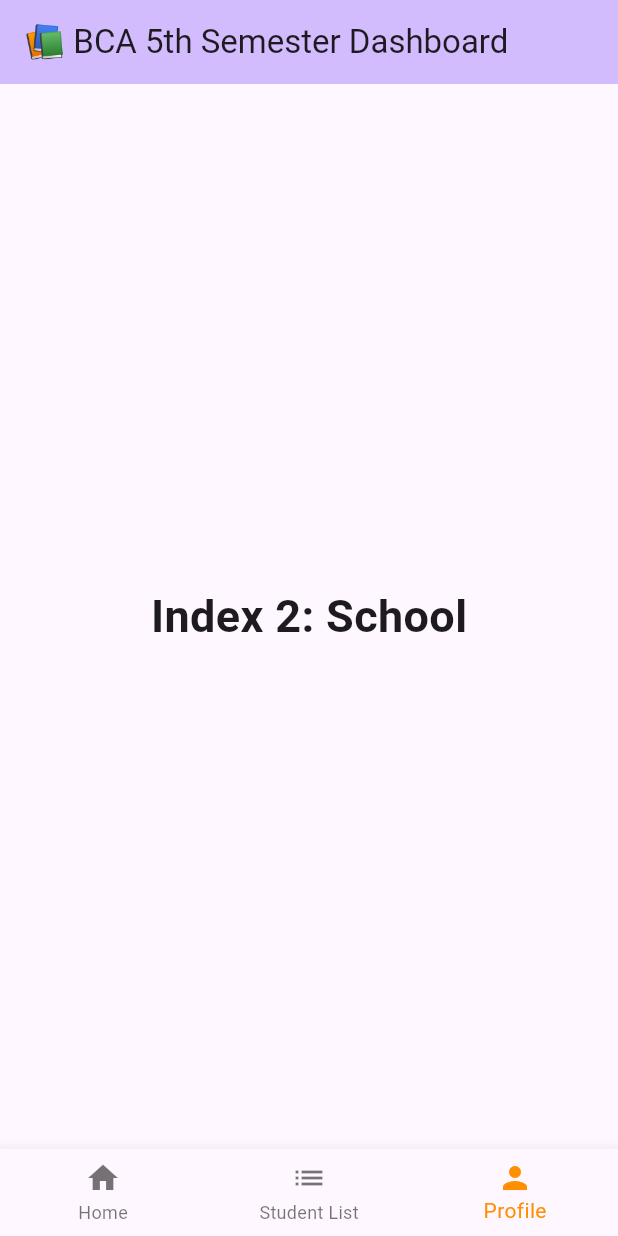
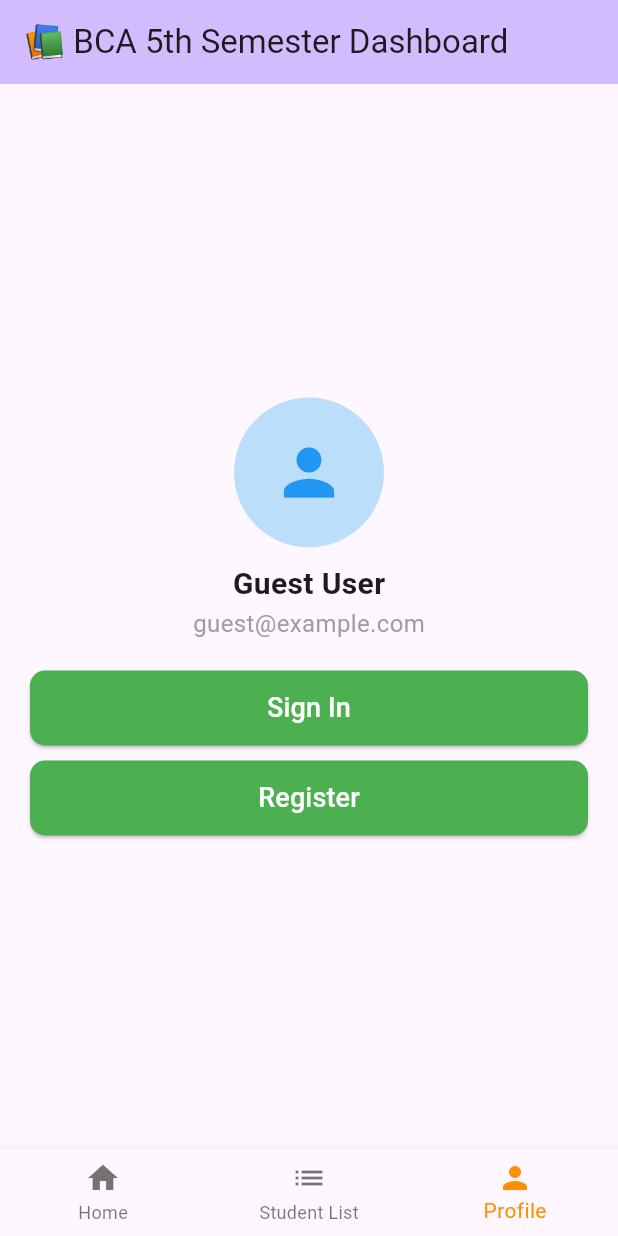
Before and after one commit to Ambikadulal/reliance_college_app, a Flutter app: the screen it shows after launch, item 3 of the bottom bar chosen, on a phone screen of 412 x 824 dp. Run offline on Flutter 3.47's test engine with Material 3 defaults, Android fonts, the phone set to English and light mode, and no system bars.

Commit message:
profile widget created

```diff
--- a/lib/pages/screens/my_home_page.dart
+++ b/lib/pages/screens/my_home_page.dart
@@ -1,5 +1,6 @@
 import 'package:bca_student_app/pages/screens/bottom_nav/bottom_navigation_bar.dart';
 import 'package:bca_student_app/pages/screens/dashboard.dart';
+import 'package:bca_student_app/pages/screens/profile.dart';
 import 'package:bca_student_app/pages/screens/student_info_listview.dart';
 import 'package:flutter/material.dart';
 
@@ -15,15 +16,10 @@ class MyHomePage extends StatefulWidget {
 class _MyHomePageState extends State<MyHomePage> {
   int _selectedIndex = 0;
 
-  static const TextStyle optionStyle = TextStyle(
-    fontSize: 30,
-    fontWeight: FontWeight.bold,
-  );
-
   static final List<Widget> _widgetOptions = <Widget>[
     StudentDashboard(),
     StudentInfoListView(),
-    Text('Index 2: School', style: optionStyle),
+    ProfileScreen(),
   ];
 
   void _onItemTapped(int index) {
--- /dev/null
+++ b/lib/pages/screens/profile.dart
@@ -0,0 +1,47 @@
+import 'package:bca_student_app/pages/screens/widgets/button.dart';
+import 'package:flutter/material.dart';
+
+class ProfileScreen extends StatelessWidget {
+  const ProfileScreen({super.key});
+
+  @override
+  Widget build(BuildContext context) {
+    return Center(
+      child: Padding(
+        padding: const EdgeInsets.symmetric(horizontal: 20.0),
+        child: Column(
+          mainAxisAlignment: MainAxisAlignment.center,
+          children: [
+            // Profile Avatar
+            CircleAvatar(
+              radius: 50,
+              backgroundColor: Colors.blue[100],
+              child: const Icon(Icons.person, size: 50, color: Colors.blue),
+            ),
+            const SizedBox(height: 10),
+
+            // User Name Placeholder
+            const Text(
+              "Guest User",
+              style: TextStyle(fontSize: 20, fontWeight: FontWeight.bold),
+            ),
+
+            // Email Placeholder
+            const Text(
+              "guest@example.com",
+              style: TextStyle(fontSize: 16, color: Colors.grey),
+            ),
+            const SizedBox(height: 20),
+
+            // Sign In Button
+            CommonButtonWidget(buttonText: "Sign In"),
+            const SizedBox(height: 10),
+
+            // Register Button
+            CommonButtonWidget(buttonText: "Register"),
+          ],
+        ),
+      ),
+    );
+  }
+}
--- /dev/null
+++ b/lib/pages/screens/widgets/button.dart
@@ -0,0 +1,29 @@
+import 'package:flutter/material.dart';
+
+class CommonButtonWidget extends StatelessWidget {
+  final String buttonText;
+  const CommonButtonWidget({super.key, required this.buttonText});
+
+  @override
+  Widget build(BuildContext context) {
+    return SizedBox(
+      width: double.infinity,
+      height: 50,
+      child: ElevatedButton(
+        onPressed: () {
+          // Handle Register
+        },
+        style: ElevatedButton.styleFrom(
+          backgroundColor: Colors.green,
+          shape: RoundedRectangleBorder(
+            borderRadius: BorderRadius.circular(10),
+          ),
+        ),
+        child: Text(
+          buttonText,
+          style: TextStyle(fontSize: 18, color: Colors.white),
+        ),
+      ),
+    );
+  }
+}
```
Also changed, not shown: lib/pages/screens/student_info_listview.dart (+60 -12 lines).
